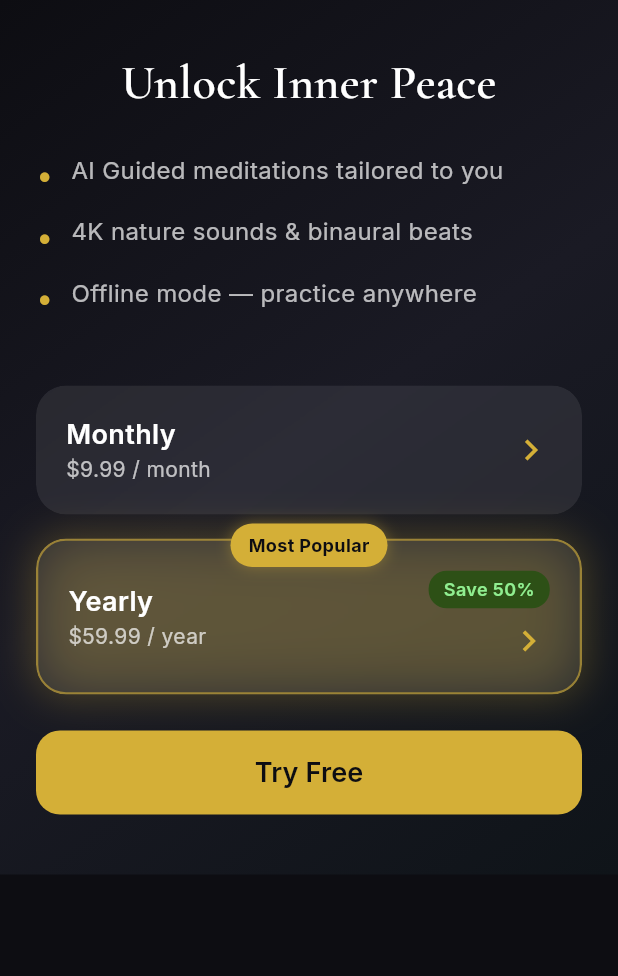
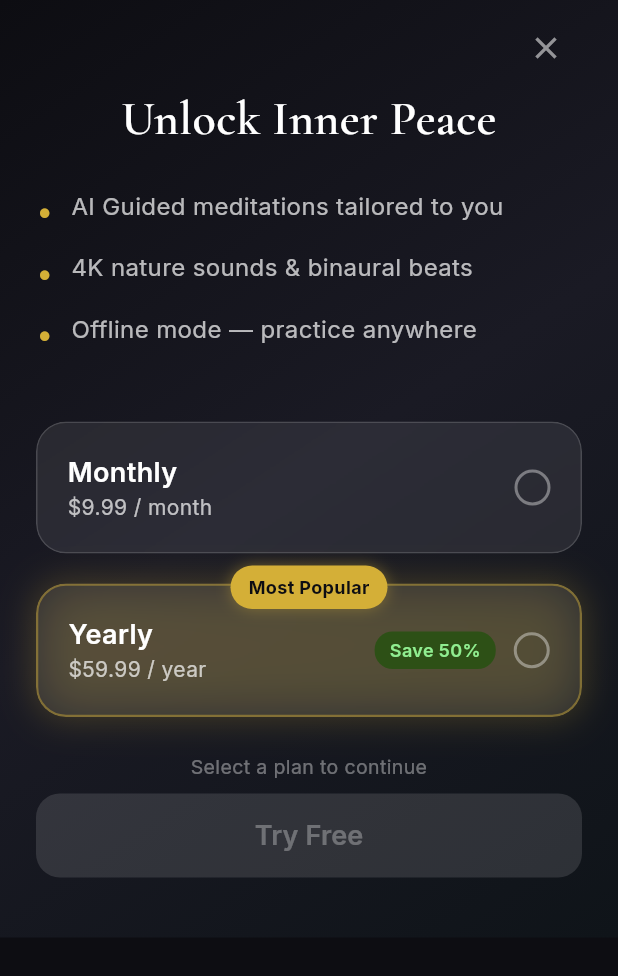
Before and after one commit to HullyMully/test-task, a Flutter app: the PaywallScreen screen opened directly, on a phone screen of 412 x 824 dp. Shown: the top 976 px of the screen. Run offline on Flutter 3.47's test engine with Material 3 defaults, Android fonts, the phone set to English and light mode, and no system bars; our stand-ins replace google_fonts.

Commit message:
3#: Fixing Paywall Logic

```diff
--- a/lib/main.dart
+++ b/lib/main.dart
@@ -31,8 +31,8 @@ class ZenPulseApp extends StatelessWidget {
         ),
         initialRoute: '/',
         routes: {
-          '/': (context) => const PaywallScreen(),
-          '/main': (context) => const MeditationsScreen(),
+          '/': (context) => const MeditationsScreen(),
+          '/paywall': (context) => const PaywallScreen(),
         },
       ),
     );
--- a/lib/screens/meditations_screen.dart
+++ b/lib/screens/meditations_screen.dart
@@ -49,7 +49,7 @@ class _MeditationsScreenState extends State<MeditationsScreen> {
           borderRadius: const BorderRadius.vertical(top: Radius.circular(24)),
           boxShadow: [
             BoxShadow(
-              color: const Color(0xFFD4AF37).withOpacity(0.2),
+              color: const Color(0xFFD4AF37).withValues(alpha: 0.2),
               blurRadius: 24,
               offset: const Offset(0, -4),
             ),
@@ -147,7 +147,7 @@ class _MeditationsScreenState extends State<MeditationsScreen> {
         decoration: BoxDecoration(
           color: const Color(0xFF1A1A24),
           borderRadius: const BorderRadius.vertical(top: Radius.circular(24)),
-          border: Border.all(color: const Color(0xFFD4AF37).withOpacity(0.3)),
+          border: Border.all(color: const Color(0xFFD4AF37).withValues(alpha: 0.3)),
         ),
         child: SafeArea(
           top: false,
@@ -178,8 +178,8 @@ class _MeditationsScreenState extends State<MeditationsScreen> {
                   height: 52,
                   child: FilledButton(
                     onPressed: () {
-                      Navigator.of(ctx).pop();
-                      Navigator.of(context).pushReplacement(
+                      Navigator.of(ctx).pop(); // close bottom sheet
+                      Navigator.of(context).push(
                         MaterialPageRoute(
                           builder: (_) => const PaywallScreen(),
                         ),
@@ -333,7 +333,7 @@ class _MoodButton extends StatelessWidget {
   @override
   Widget build(BuildContext context) {
     return Material(
-      color: Colors.white.withOpacity(0.08),
+      color: Colors.white.withValues(alpha: 0.08),
       borderRadius: BorderRadius.circular(16),
       child: InkWell(
         onTap: onTap,
@@ -451,7 +451,7 @@ class _MeditationCard extends StatelessWidget {
                   child: Center(
                     child: Icon(
                       Icons.lock,
-                      color: Colors.white.withOpacity(0.9),
+                      color: Colors.white.withValues(alpha: 0.9),
                       size: 40,
                     ),
                   ),
--- a/lib/screens/paywall_screen.dart
+++ b/lib/screens/paywall_screen.dart
@@ -4,6 +4,8 @@ import 'package:flutter/material.dart';
 import 'package:google_fonts/google_fonts.dart';
 import 'package:provider/provider.dart';
 import 'package:zenpulse/providers/subscription_provider.dart';
+
+enum _Plan { monthly, yearly }
 
 class PaywallScreen extends StatefulWidget {
   const PaywallScreen({super.key});
@@ -16,6 +18,8 @@ class _PaywallScreenState extends State<PaywallScreen>
     with SingleTickerProviderStateMixin {
   late AnimationController _glowController;
   late Animation<double> _glowAnimation;
+
+  _Plan? _selectedPlan;
 
   @override
   void initState() {
@@ -35,13 +39,17 @@ class _PaywallScreenState extends State<PaywallScreen>
     super.dispose();
   }
 
+  void _onTryFree(SubscriptionProvider subscription) {
+    subscription.unlockFree();
+    Navigator.of(context).pop();
+  }
+
   @override
   Widget build(BuildContext context) {
     final subscription = context.watch<SubscriptionProvider>();
-    // padding.bottom is non-zero here because SafeArea(bottom: false) does not
-    // consume it — gives us the true home-indicator / bottom-bar inset.
     final bottomInset = MediaQuery.of(context).padding.bottom;
     final buttonBottomPadding = math.max(bottomInset, 16.0) + 24.0;
+    final planSelected = _selectedPlan != null;
 
     return Scaffold(
       body: Container(
@@ -57,15 +65,27 @@ class _PaywallScreenState extends State<PaywallScreen>
           ),
         ),
         child: SafeArea(
-          // bottom: false lets the gradient paint behind the home indicator
-          // while still protecting against the notch / Dynamic Island on top.
           bottom: false,
           child: SingleChildScrollView(
             physics: const ClampingScrollPhysics(),
             padding: EdgeInsets.fromLTRB(24, 0, 24, buttonBottomPadding),
             child: Column(
+              crossAxisAlignment: CrossAxisAlignment.stretch,
               children: [
-                const SizedBox(height: 32),
+                // ── Close button row ──────────────────────────────────────
+                Align(
+                  alignment: Alignment.centerRight,
+                  child: Padding(
+                    padding: const EdgeInsets.only(top: 8),
+                    child: IconButton(
+                      onPressed: () => Navigator.of(context).pop(),
+                      icon: const Icon(Icons.close, color: Colors.white54),
+                      tooltip: 'Close',
+                    ),
+                  ),
+                ),
+
+                // ── Headline ──────────────────────────────────────────────
                 Text(
                   'Unlock Inner Peace',
                   textAlign: TextAlign.center,
@@ -76,22 +96,43 @@ class _PaywallScreenState extends State<PaywallScreen>
                   ),
                 ),
                 const SizedBox(height: 24),
+
                 _buildBullet('AI Guided meditations tailored to you'),
                 _buildBullet('4K nature sounds & binaural beats'),
                 _buildBullet('Offline mode — practice anywhere'),
                 const SizedBox(height: 32),
-                _buildPricingCards(context, subscription),
+
+                // ── Plan cards ───────────────────────────────────────────
+                _buildMonthlyCard(),
+                const SizedBox(height: 20),
+                _buildYearlyCard(),
                 const SizedBox(height: 24),
+
+                // ── CTA hint ─────────────────────────────────────────────
+                AnimatedOpacity(
+                  duration: const Duration(milliseconds: 300),
+                  opacity: planSelected ? 0.0 : 1.0,
+                  child: Text(
+                    'Select a plan to continue',
+                    textAlign: TextAlign.center,
+                    style: GoogleFonts.inter(
+                      color: Colors.white38,
+                      fontSize: 13,
+                    ),
+                  ),
+                ),
+                const SizedBox(height: 8),
+
+                // ── Try Free button ───────────────────────────────────────
                 SizedBox(
                   width: double.infinity,
                   height: 56,
                   child: FilledButton(
-                    onPressed: () {
-                      subscription.unlockFree();
-                      Navigator.of(context).pushReplacementNamed('/main');
-                    },
+                    onPressed: planSelected ? () => _onTryFree(subscription) : null,
                     style: FilledButton.styleFrom(
                       backgroundColor: const Color(0xFFD4AF37),
+                      disabledBackgroundColor: Colors.white12,
+                      disabledForegroundColor: Colors.white30,
                       foregroundColor: const Color(0xFF0D0D12),
                       shape: RoundedRectangleBorder(
                         borderRadius: BorderRadius.circular(16),
@@ -132,10 +173,7 @@ class _PaywallScreenState extends State<PaywallScreen>
           Expanded(
             child: Text(
               text,
-              style: GoogleFonts.inter(
-                color: Colors.white70,
-                fontSize: 16,
-              ),
+              style: GoogleFonts.inter(color: Colors.white70, fontSize: 16),
             ),
           ),
         ],
@@ -143,21 +181,30 @@ class _PaywallScreenState extends State<PaywallScreen>
     );
   }
 
-  Widget _buildPricingCards(
-    BuildContext context,
-    SubscriptionProvider subscription,
-  ) {
-    return Column(
-      children: [
-        _buildMonthlyCard(),
-        const SizedBox(height: 16),
-        _buildYearlyCard(),
-      ],
-    );
-  }
-
   Widget _buildMonthlyCard() {
-    return _GlassCard(
+    final isSelected = _selectedPlan == _Plan.monthly;
+    return GestureDetector(
+      onTap: () => setState(() => _selectedPlan = _Plan.monthly),
+      child: AnimatedContainer(
+        duration: const Duration(milliseconds: 200),
+        curve: Curves.easeOut,
+        decoration: BoxDecoration(
+          borderRadius: BorderRadius.circular(20),
+          boxShadow: isSelected
+              ? [
+                  BoxShadow(
+                    color: const Color(0xFFD4AF37).withValues(alpha: 0.25),
+                    blurRadius: 16,
+                    spreadRadius: 1,
+                  ),
+                ]
+              : [],
+        ),
+        child: _GlassCard(
+          borderColor: isSelected
+              ? const Color(0xFFD4AF37)
+              : Colors.white.withValues(alpha: 0.15),
+          borderWidth: isSelected ? 2.0 : 1.0,
           child: Padding(
             padding: const EdgeInsets.all(20),
             child: Row(
@@ -183,24 +230,32 @@ class _PaywallScreenState extends State<PaywallScreen>
                     ),
                   ],
                 ),
-            const Icon(Icons.chevron_right, color: Color(0xFFD4AF37), size: 28),
+                _PlanSelector(isSelected: isSelected),
               ],
+            ),
+          ),
         ),
       ),
     );
   }
 
   Widget _buildYearlyCard() {
+    final isSelected = _selectedPlan == _Plan.yearly;
     return AnimatedBuilder(
       animation: _glowAnimation,
       builder: (context, child) {
+        final glowOpacity = isSelected
+            ? 0.45 * _glowAnimation.value
+            : 0.25 * _glowAnimation.value;
         return Container(
           decoration: BoxDecoration(
             borderRadius: BorderRadius.circular(20),
             boxShadow: [
               BoxShadow(
-                color: const Color(0xFFD4AF37).withValues(alpha: 0.3 * _glowAnimation.value),
-                blurRadius: 16 + 8 * _glowAnimation.value,
+                color: const Color(0xFFD4AF37).withValues(alpha: glowOpacity),
+                blurRadius: isSelected
+                    ? 20 + 10 * _glowAnimation.value
+                    : 14 + 6 * _glowAnimation.value,
                 spreadRadius: 1,
               ),
             ],
@@ -210,18 +265,20 @@ class _PaywallScreenState extends State<PaywallScreen>
             children: [
               child!,
               Positioned(
-                top: -10,
+                top: -12,
                 left: 0,
                 right: 0,
                 child: Center(
                   child: Container(
-                    padding: const EdgeInsets.symmetric(horizontal: 12, vertical: 6),
+                    padding: const EdgeInsets.symmetric(
+                        horizontal: 12, vertical: 6),
                     decoration: BoxDecoration(
                       color: const Color(0xFFD4AF37),
                       borderRadius: BorderRadius.circular(20),
                       boxShadow: [
                         BoxShadow(
-                          color: const Color(0xFFD4AF37).withValues(alpha: 0.4),
+                          color: const Color(0xFFD4AF37)
+                              .withValues(alpha: 0.4),
                           blurRadius: 8,
                         ),
                       ],
@@ -241,9 +298,16 @@ class _PaywallScreenState extends State<PaywallScreen>
           ),
         );
       },
+      child: GestureDetector(
+        onTap: () => setState(() => _selectedPlan = _Plan.yearly),
+        child: AnimatedContainer(
+          duration: const Duration(milliseconds: 200),
+          curve: Curves.easeOut,
           child: _GlassCard(
-        borderColor: const Color(0xFFD4AF37).withValues(alpha: 0.6),
-        borderWidth: 1.5,
+            borderColor: isSelected
+                ? const Color(0xFFD4AF37)
+                : const Color(0xFFD4AF37).withValues(alpha: 0.45),
+            borderWidth: isSelected ? 2.0 : 1.5,
             child: Padding(
               padding: const EdgeInsets.all(20),
               child: Row(
@@ -269,11 +333,11 @@ class _PaywallScreenState extends State<PaywallScreen>
                       ),
                     ],
                   ),
-              Column(
-                crossAxisAlignment: CrossAxisAlignment.end,
+                  Row(
                     children: [
                       Container(
-                    padding: const EdgeInsets.symmetric(horizontal: 10, vertical: 4),
+                        padding: const EdgeInsets.symmetric(
+                            horizontal: 10, vertical: 4),
                         decoration: BoxDecoration(
                           color: const Color(0xFF2D5016),
                           borderRadius: BorderRadius.circular(12),
@@ -287,11 +351,13 @@ class _PaywallScreenState extends State<PaywallScreen>
                           ),
                         ),
                       ),
-                  const SizedBox(height: 8),
-                  const Icon(Icons.chevron_right, color: Color(0xFFD4AF37), size: 28),
+                      const SizedBox(width: 12),
+                      _PlanSelector(isSelected: isSelected),
                     ],
                   ),
                 ],
+              ),
+            ),
           ),
         ),
       ),
@@ -299,15 +365,46 @@ class _PaywallScreenState extends State<PaywallScreen>
   }
 }
 
+/// Small radio-style selection indicator used on each plan card.
+class _PlanSelector extends StatelessWidget {
+  final bool isSelected;
+  const _PlanSelector({required this.isSelected});
+
+  @override
+  Widget build(BuildContext context) {
+    return AnimatedContainer(
+      duration: const Duration(milliseconds: 200),
+      curve: Curves.easeOut,
+      width: 24,
+      height: 24,
+      decoration: BoxDecoration(
+        shape: BoxShape.circle,
+        color: isSelected
+            ? const Color(0xFFD4AF37)
+            : Colors.transparent,
+        border: Border.all(
+          color: isSelected
+              ? const Color(0xFFD4AF37)
+              : Colors.white38,
+          width: 2,
+        ),
+      ),
+      child: isSelected
+          ? const Icon(Icons.check, color: Color(0xFF0D0D12), size: 14)
+          : null,
+    );
+  }
+}
+
 class _GlassCard extends StatelessWidget {
   final Widget child;
-  final Color? borderColor;
+  final Color borderColor;
   final double borderWidth;
 
   const _GlassCard({
     required this.child,
-    this.borderColor,
-    this.borderWidth = 0,
+    required this.borderColor,
+    required this.borderWidth,
   });
 
   @override
@@ -319,9 +416,7 @@ class _GlassCard extends StatelessWidget {
         child: Container(
           decoration: BoxDecoration(
             borderRadius: BorderRadius.circular(20),
-            border: borderWidth > 0
-                ? Border.all(color: borderColor!, width: borderWidth)
-                : null,
+            border: Border.all(color: borderColor, width: borderWidth),
             color: Colors.white.withValues(alpha: 0.08),
           ),
           child: child,
```
Also changed, not shown: 1 other file. Lines whose indentation alone changed are shown as unchanged.
